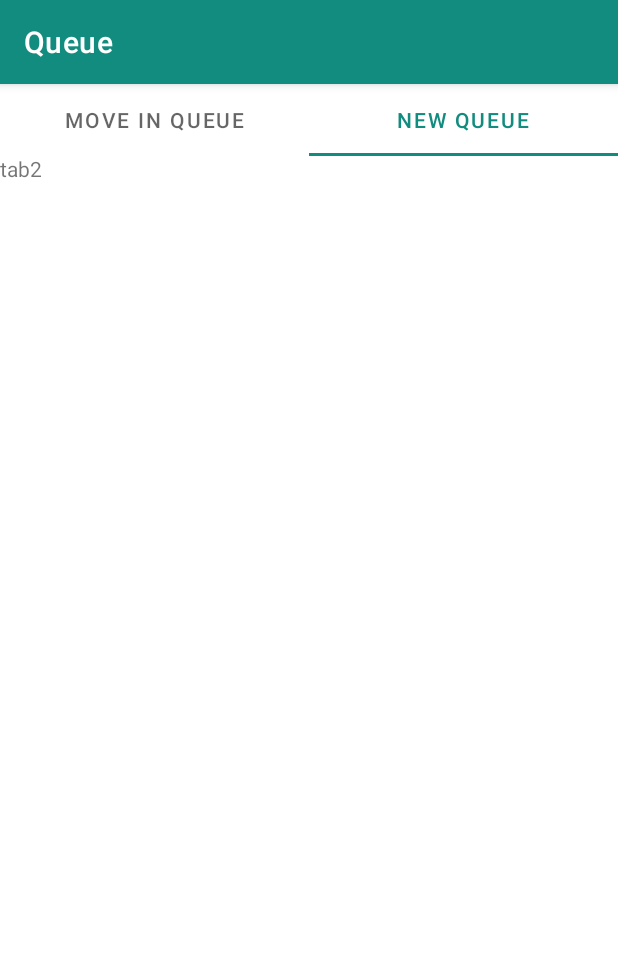
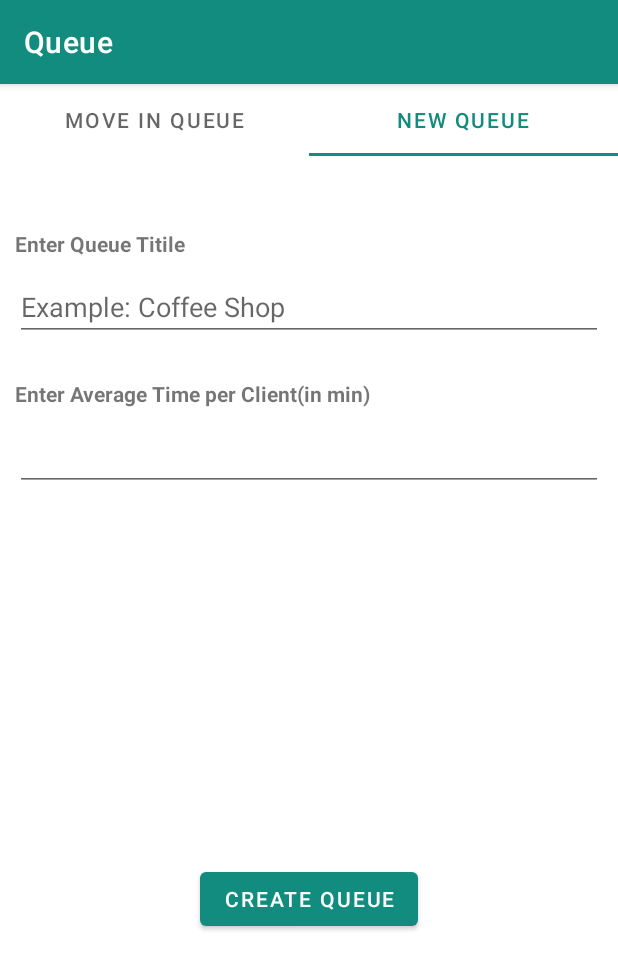
Before and after one commit to shubhamgarg1671/Queue, an Android app: the screen it shows after launch once a user with an empty profile is signed in (MainActivity), tab 2 chosen, on a phone screen of 412 x 824 dp. Shown: the top 969 px of the screen. Run offline under Robolectric (Android 15) with nearby library versions, the phone set to English and light mode, and no system bars; our stand-ins replace Firebase (no records; nobody signed in at launch, a user with empty details on screens opened directly); libraries missing offline, so code that uses them is left out: com.mukesh; 2 statements that could not run were skipped.

Commit message:
implementing create Queue 1

```diff
--- a/app/build.gradle
+++ b/app/build.gradle
@@ -37,6 +37,9 @@ apply plugin: 'com.android.application'
 apply plugin: 'com.google.gms.google-services'
 
 dependencies {
+    // Declare the dependency for the Realtime Database library
+    // When using the BoM, you don't specify versions in Firebase library dependencies
+    implementation 'com.google.firebase:firebase-database'
     // Import the Firebase BoM
     implementation platform('com.google.firebase:firebase-bom:28.2.0')
     // Add the dependency for the Firebase SDK for Google Analytics
@@ -69,6 +72,4 @@ dependencies {
     implementation "androidx.fragment:fragment-ktx:1.3.5"
 
     implementation 'androidx.multidex:multidex:2.0.1'  //with androidx libraries
-
-
 }
--- a/app/src/main/AndroidManifest.xml
+++ b/app/src/main/AndroidManifest.xml
@@ -10,6 +10,7 @@
         android:roundIcon="@mipmap/ic_launcher_round"
         android:supportsRtl="true"
         android:theme="@style/Theme.Queue">
+        <activity android:name=".yourQueueActivity"></activity>
         <activity android:name=".signIn">
             <intent-filter>
                 <action android:name="android.intent.action.MAIN" />
@@ -17,8 +18,9 @@
                 <category android:name="android.intent.category.LAUNCHER" />
             </intent-filter>
         </activity>
-        <activity android:name=".MainActivity"
-            android:screenOrientation="portrait"/>
+        <activity
+            android:name=".MainActivity"
+            android:screenOrientation="portrait" />
     </application>
 
 </manifest>
--- a/app/src/main/java/com/example/queue/MainActivity.kt
+++ b/app/src/main/java/com/example/queue/MainActivity.kt
@@ -3,6 +3,7 @@ package com.example.queue
 import androidx.appcompat.app.AppCompatActivity
 import android.os.Bundle
 import android.util.Log
+import android.widget.Button
 import androidx.viewpager.widget.ViewPager
 import com.example.queue.adapter.viewPagerAdapter
 import com.google.android.material.tabs.TabItem
@@ -16,7 +17,7 @@ class MainActivity : AppCompatActivity() {
         super.onCreate(savedInstanceState)
         setContentView(R.layout.activity_main)
         Log.d(TAG, "onCreate() called with: savedInstanceState = $savedInstanceState")
-//        FirebaseAuth.getInstance().signOut()
+
 
         val viewPager = findViewById<ViewPager>(R.id.viewPager);
         val viewPagerAdapter = viewPagerAdapter(
@@ -24,7 +25,6 @@ class MainActivity : AppCompatActivity() {
         );
         viewPager.setAdapter(viewPagerAdapter);
         val tabLayout = findViewById<TabLayout>(R.id.tabLayout)
-
         // It is used to join TabLayout with ViewPager.
         tabLayout.setupWithViewPager(viewPager);
 
--- a/app/src/main/java/com/example/queue/fragment/tab_1.kt
+++ b/app/src/main/java/com/example/queue/fragment/tab_1.kt
@@ -1,10 +1,12 @@
 package com.example.queue.fragment
 
 import android.os.Bundle
+import android.util.Log
 import androidx.fragment.app.Fragment
 import android.view.LayoutInflater
 import android.view.View
 import android.view.ViewGroup
+import android.widget.Button
 import com.example.queue.R
 
 // TODO: Rename parameter arguments, choose names that match
@@ -12,6 +14,7 @@ import com.example.queue.R
 private const val ARG_PARAM1 = "param1"
 private const val ARG_PARAM2 = "param2"
 
+val TAG = "tab1_fragment"
 /**
  * A simple [Fragment] subclass.
  * Use the [tab_1.newInstance] factory method to
@@ -35,7 +38,27 @@ class tab_1 : Fragment() {
         savedInstanceState: Bundle?
     ): View? {
         // Inflate the layout for this fragment
-        return inflater.inflate(R.layout.fragment_tab_1, container, false)
+        val view:View =  inflater.inflate(R.layout.fragment_tab_1, container, false)
+        return view
+    }
+
+    override fun onViewCreated(view: View, savedInstanceState: Bundle?) {
+        super.onViewCreated(view, savedInstanceState)
+        val joinQueueButton: Button = view.findViewById(R.id.joinQueueButton)
+        inQueueUpdateUI()
+        noQueueUpdateUI()
+        joinQueueButton.setOnClickListener {
+            Log.d(TAG, "joinQueueButton clicked")
+
+        }
+    }
+
+    private fun noQueueUpdateUI() {
+        Log.d(TAG, "noQueueUpdateUI() called")
+    }
+
+    private fun inQueueUpdateUI() {
+        Log.d(TAG, "inQueueUpdateUI() called")
     }
 
     companion object {
--- a/app/src/main/java/com/example/queue/fragment/tab_2.kt
+++ b/app/src/main/java/com/example/queue/fragment/tab_2.kt
@@ -1,11 +1,24 @@
 package com.example.queue.fragment
 
+import android.content.Intent
 import android.os.Bundle
+import android.provider.AlarmClock.EXTRA_MESSAGE
+import android.util.Log
 import androidx.fragment.app.Fragment
 import android.view.LayoutInflater
 import android.view.View
 import android.view.ViewGroup
+import android.widget.Button
+import android.widget.EditText
+import android.widget.Toast
 import com.example.queue.R
+import com.example.queue.yourQueueActivity
+import com.google.firebase.auth.FirebaseAuth
+import com.google.firebase.database.DataSnapshot
+import com.google.firebase.database.DatabaseError
+import com.google.firebase.database.FirebaseDatabase
+import com.google.firebase.database.ValueEventListener
+import com.google.firebase.ktx.Firebase
 
 // TODO: Rename parameter arguments, choose names that match
 // the fragment initialization parameters, e.g. ARG_ITEM_NUMBER
@@ -21,13 +34,14 @@ class tab_2 : Fragment() {
     // TODO: Rename and change types of parameters
     private var param1: String? = null
     private var param2: String? = null
-
+    lateinit var auth: FirebaseAuth
     override fun onCreate(savedInstanceState: Bundle?) {
         super.onCreate(savedInstanceState)
         arguments?.let {
             param1 = it.getString(ARG_PARAM1)
             param2 = it.getString(ARG_PARAM2)
         }
+        auth = FirebaseAuth.getInstance()
     }
 
     override fun onCreateView(
@@ -35,7 +49,34 @@ class tab_2 : Fragment() {
         savedInstanceState: Bundle?
     ): View? {
         // Inflate the layout for this fragment
-        return inflater.inflate(R.layout.fragment_tab_2, container, false)
+        val view:View = inflater.inflate(R.layout.fragment_tab_2, container, false)
+        return view
+    }
+
+    override fun onViewCreated(view: View, savedInstanceState: Bundle?) {
+        super.onViewCreated(view, savedInstanceState)
+        // Database instance
+        val database = FirebaseDatabase.getInstance()
+
+        val createQueueButton:Button = view.findViewById(R.id.createQueueButton)
+        createQueueButton.setOnClickListener {
+            val averageTime = view.findViewById<EditText>(R.id.averageTime).text.toString()
+            val queueTitile = view.findViewById<EditText>(R.id.queueTitile).text.toString()
+            Log.d(TAG, "createQueueButton clicked with averageTime $averageTime and queueTitile $queueTitile")
+
+            val uid:String = auth.uid!!
+            val currentTimeStamp:String = System.currentTimeMillis().toString()
+            val queueID:String = uid + currentTimeStamp
+            // Database reference
+            var myRef = database.getReference("queue/$queueID/queueTitile")
+            myRef.setValue(queueTitile)
+            myRef = database.getReference("queue/$queueID/avarageTime")
+            myRef.setValue(averageTime)
+            val intent:Intent = Intent(activity,yourQueueActivity::class.java).apply {
+                putExtra(EXTRA_MESSAGE, queueID)
+            }
+            startActivity(intent)
+        }
     }
 
     companion object {
--- a/app/src/main/java/com/example/queue/signIn.kt
+++ b/app/src/main/java/com/example/queue/signIn.kt
@@ -23,7 +23,6 @@ import com.google.firebase.auth.*
 import com.mukesh.OnOtpCompletionListener
 import com.mukesh.OtpView
 import java.util.concurrent.TimeUnit
-
 
 class signIn : AppCompatActivity() {
 
--- a/app/src/main/res/layout/fragment_tab_1.xml
+++ b/app/src/main/res/layout/fragment_tab_1.xml
@@ -134,9 +134,9 @@
         android:layout_height="wrap_content"
         android:layout_marginTop="50dp"
         android:background="@drawable/my_button"
-        android:visibility="gone"
         android:padding="10dp"
         android:text="Join Queue"
+        android:visibility="gone"
         android:textColor="@color/white"
         app:layout_constraintBottom_toBottomOf="parent"
         app:layout_constraintLeft_toLeftOf="parent"
--- a/app/src/main/res/layout/fragment_tab_2.xml
+++ b/app/src/main/res/layout/fragment_tab_2.xml
@@ -1,14 +1,61 @@
 <?xml version="1.0" encoding="utf-8"?>
-<FrameLayout xmlns:android="http://schemas.android.com/apk/res/android"
+<androidx.constraintlayout.widget.ConstraintLayout xmlns:android="http://schemas.android.com/apk/res/android"
     xmlns:tools="http://schemas.android.com/tools"
     android:layout_width="match_parent"
     android:layout_height="match_parent"
+    xmlns:app="http://schemas.android.com/apk/res-auto"
     tools:context=".fragment.tab_2">
 
-    <!-- TODO: Update blank fragment layout -->
     <TextView
+        android:id="@+id/textViewQueueTitile"
         android:layout_width="match_parent"
-        android:layout_height="match_parent"
-        android:text="tab2" />
+        android:layout_height="wrap_content"
+        android:layout_marginBottom="10dp"
+        android:layout_marginLeft="10dp"
+        android:layout_marginRight="10dp"
+        android:layout_marginTop="50dp"
+        android:text="Enter Queue Titile"
+        android:textStyle="bold"
+        app:layout_constraintTop_toTopOf="parent" />
 
-</FrameLayout>
+    <EditText
+        android:id="@+id/queueTitile"
+        android:layout_width="match_parent"
+        android:layout_height="wrap_content"
+        android:layout_margin="10dp"
+        android:hint="Example: Coffee Shop"
+        app:layout_constraintTop_toBottomOf="@+id/textViewQueueTitile" />
+
+    <TextView
+        android:id="@+id/textViewAverageTime"
+        android:layout_width="match_parent"
+        android:layout_height="wrap_content"
+        android:layout_marginBottom="10dp"
+        android:layout_marginLeft="10dp"
+        android:layout_marginRight="10dp"
+        android:layout_marginTop="25dp"
+        android:text="Enter Average Time per Client(in min)"
+        android:textStyle="bold"
+        app:layout_constraintTop_toBottomOf="@+id/queueTitile"
+        tools:layout_editor_absoluteX="10dp" />
+
+    <EditText
+        android:id="@+id/averageTime"
+        android:layout_width="match_parent"
+        android:layout_height="wrap_content"
+        android:layout_margin="10dp"
+        android:inputType="number"
+        app:layout_constraintTop_toBottomOf="@+id/textViewAverageTime"
+        tools:layout_editor_absoluteX="10dp" />
+
+    <Button
+        android:id="@+id/createQueueButton"
+        android:layout_width="wrap_content"
+        android:layout_height="wrap_content"
+        android:text="Create Queue"
+        android:textColor="@color/white"
+        app:layout_constraintBottom_toBottomOf="parent"
+        app:layout_constraintEnd_toEndOf="parent"
+        app:layout_constraintStart_toStartOf="parent"
+        app:layout_constraintTop_toBottomOf="@+id/averageTime" />
+</androidx.constraintlayout.widget.ConstraintLayout>
```
Also changed, not shown: app/src/main/java/com/example/queue/yourQueueActivity.kt (added, +26 -0 lines), app/src/main/res/layout/activity_your_queue.xml (added, +90 -0 lines).
